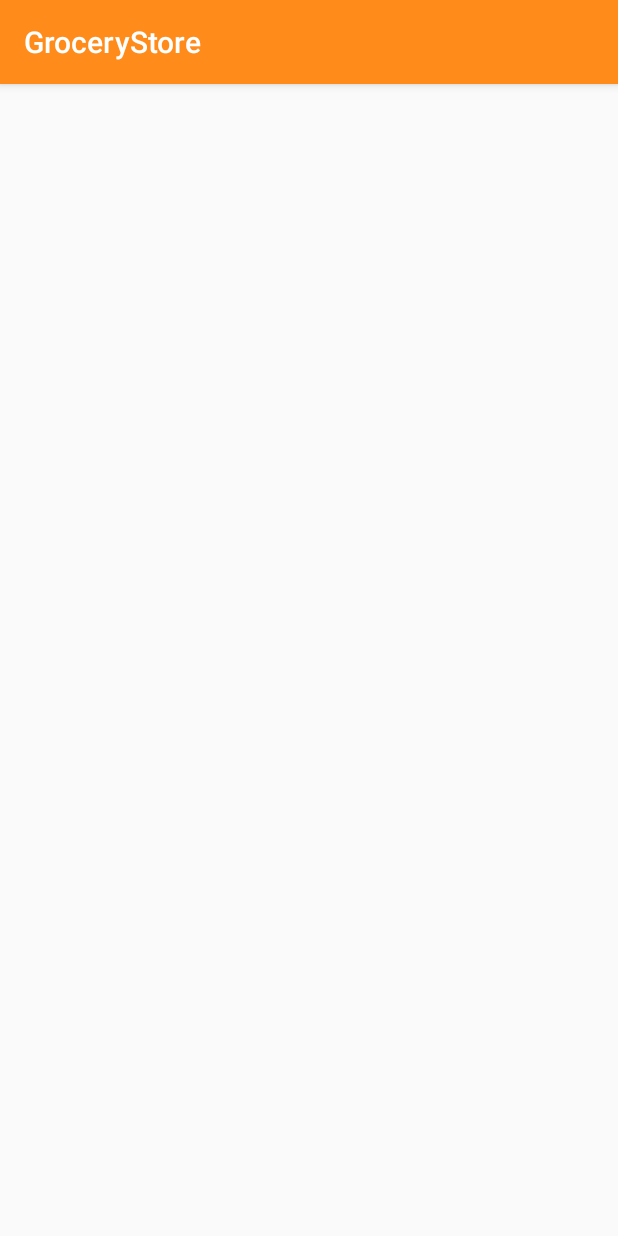
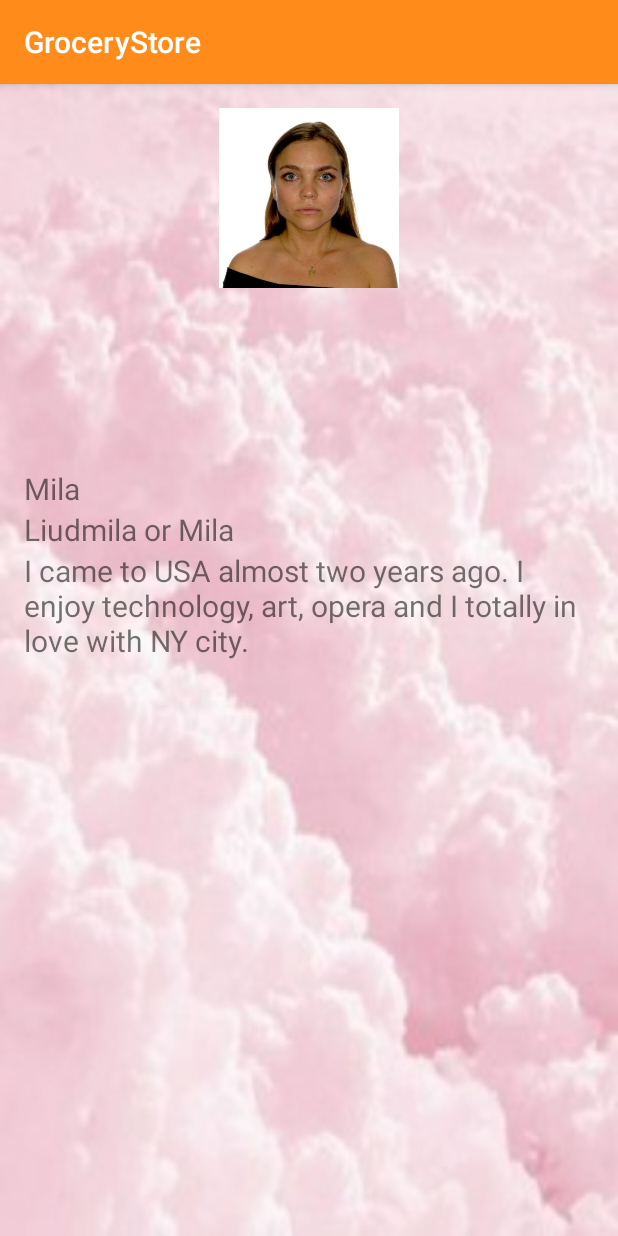
Before and after one commit to JsjRoboticsClassroom/GroceryStore, an Android app: the EmployeeHandbookActivity screen opened directly, with no data from a screen before it, after a tap on "Ashique", on a phone screen of 412 x 824 dp. Run offline under Robolectric (Android 15) with nearby library versions, the phone set to English and light mode, and no system bars.

Commit message:
Added class Mila

```diff
--- a/app/src/main/java/nyc/c4q/grocerystore/employeeHandbook/EmployeeListAdapter.java
+++ b/app/src/main/java/nyc/c4q/grocerystore/employeeHandbook/EmployeeListAdapter.java
@@ -14,7 +14,8 @@ import nyc.c4q.grocerystore.R;
 class EmployeeListAdapter extends RecyclerView.Adapter{
 
     private List<EmployeeDescription> mData = Arrays.asList(
-        new EmployeeDescription("Ashique", R.drawable.ashique)
+        new EmployeeDescription("Ashique", R.drawable.ashique),
+        new EmployeeDescription("Mila", R.drawable.mila)
     );
 
     @Override
--- a/app/src/main/java/nyc/c4q/grocerystore/employeeHandbook/EmployeeView.java
+++ b/app/src/main/java/nyc/c4q/grocerystore/employeeHandbook/EmployeeView.java
@@ -8,6 +8,7 @@ import android.support.v7.app.AppCompatActivity;
 
 import nyc.c4q.grocerystore.R;
 import nyc.c4q.grocerystore.employeeHandbook.employees.Ashique;
+import nyc.c4q.grocerystore.employeeHandbook.employees.Mila;
 
 public class EmployeeView extends AppCompatActivity {
     public static final String EMPLOYEE_NAME = "extra.employee.name";
@@ -18,7 +19,7 @@ public class EmployeeView extends AppCompatActivity {
         setContentView(R.layout.employee_view);
         String employee = getIntent().getStringExtra(EMPLOYEE_NAME);
         if(employee != null){
-            // call a function
+            showMila();
         }
     }
 
@@ -28,4 +29,11 @@ public class EmployeeView extends AppCompatActivity {
         fragmentTransaction.add(R.id.employee_profile,new Ashique());
         fragmentTransaction.commit();
     }
+
+    private void showMila(){
+        FragmentManager fragmentManager = getFragmentManager();
+        FragmentTransaction fragmentTransaction = fragmentManager.beginTransaction();
+        fragmentTransaction.add(R.id.employee_profile,new Mila());
+        fragmentTransaction.commit();
+    }
 }
--- /dev/null
+++ b/app/src/main/java/nyc/c4q/grocerystore/employeeHandbook/employees/Mila.java
@@ -0,0 +1,22 @@
+package nyc.c4q.grocerystore.employeeHandbook.employees;
+
+import android.app.Fragment;
+import android.os.Bundle;
+import android.support.annotation.Nullable;
+import android.view.LayoutInflater;
+import android.view.View;
+import android.view.ViewGroup;
+
+import nyc.c4q.grocerystore.R;
+
+/**
+ * Created by Millochka on 10/19/16.
+ */
+
+public class Mila extends Fragment{
+    @Nullable
+    @Override
+    public View onCreateView(LayoutInflater inflater, ViewGroup container, Bundle savedInstanceState) {
+        return inflater.inflate(R.layout.mila_urakhchinskaya,container,false);
+    }
+}
--- /dev/null
+++ b/app/src/main/res/layout/mila_urakhchinskaya.xml
@@ -0,0 +1,56 @@
+<?xml version="1.0" encoding="utf-8"?>
+<LinearLayout xmlns:android="http://schemas.android.com/apk/res/android"
+    xmlns:tools="http://schemas.android.com/tools"
+    android:id="@+id/main"
+    android:layout_width="match_parent"
+    android:layout_height="match_parent"
+    android:paddingBottom="@dimen/activity_vertical_margin"
+    android:paddingLeft="@dimen/activity_horizontal_margin"
+    android:paddingRight="@dimen/activity_horizontal_margin"
+    android:paddingTop="@dimen/activity_vertical_margin"
+    android:orientation="vertical"
+    android:weightSum="1"
+    android:background="@drawable/pink_clouds">
+
+    <ImageView
+        android:src="@drawable/mila"
+        android:layout_width="wrap_content"
+        android:layout_height="120dp"
+        android:layout_marginBottom="20dp"/>
+
+    <!--<ImageView-->
+    <!--android:src="@drawable/"-->
+    <!--android:layout_width="wrap_content"-->
+    <!--android:layout_height="90dp"-->
+    <!--android:layout_marginBottom="20dp"-->
+    <!--android:layout_weight="0.14" />-->
+
+    <!--<ImageView-->
+    <!--android:src="@drawable/nature"-->
+    <!--android:layout_width="wrap_content"-->
+    <!--android:layout_height="80dp"-->
+    <!--android:layout_margin="20dp"/>-->
+
+    <TextView
+        android:layout_marginTop="100dp"
+        android:layout_width="wrap_content"
+        android:layout_height="wrap_content"
+
+        android:text="Mila"
+        android:textSize="20dp"/>
+
+    <TextView
+        android:layout_width="wrap_content"
+        android:layout_height="wrap_content"
+
+        android:text="Liudmila or Mila"
+        android:textSize="20dp"/>
+
+    <TextView
+        android:layout_width="wrap_content"
+        android:layout_height="wrap_content"
+
+        android:text="I came to USA almost two years ago. I enjoy technology, art, opera and I totally in love with NY city."
+        android:textSize="20dp"/>
+
+</LinearLayout>
```
Also changed, not shown: app/src/main/res/drawable/mila.jpg (added), app/src/main/res/drawable/pink_clouds.jpg (added).
